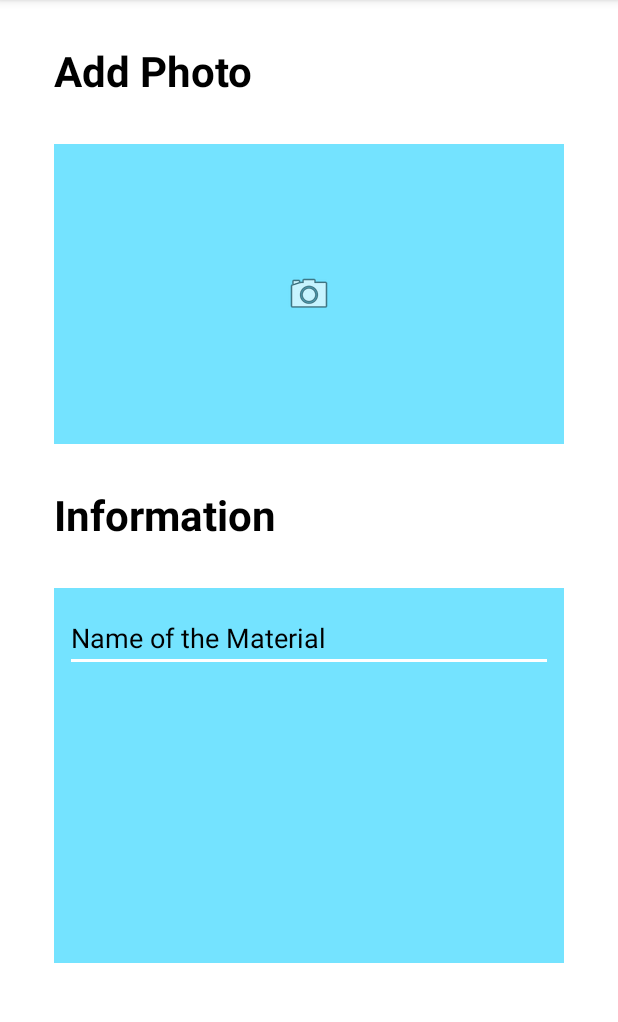
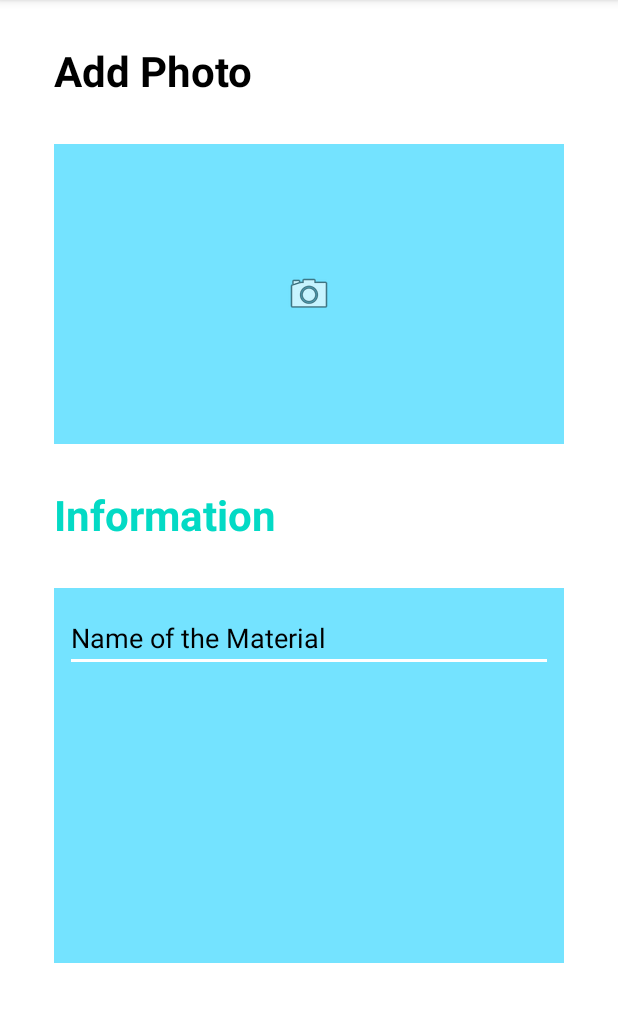
Before and after one commit to vkasabrukhau/school_application, an Android app: the fragment AddMaterial shown on its own in the app's theme, on a phone screen of 412 x 824 dp, the part 84-1106 px from its top. Run offline under Robolectric (Android 15) with nearby library versions, the phone set to English and light mode, and no system bars.

Commit message:
Changed fragment_add_material.xml

```diff
--- a/app/src/main/res/layout/fragment_add_material.xml
+++ b/app/src/main/res/layout/fragment_add_material.xml
@@ -39,7 +39,7 @@
         android:layout_marginLeft="36dp"
         android:layout_marginTop="28dp"
         android:text="Information"
-        android:textColor="@color/black"
+        android:textColor="@color/teal_200"
         android:textSize="28dp"
         android:textStyle="bold"
         app:layout_constraintStart_toStartOf="parent"
```
